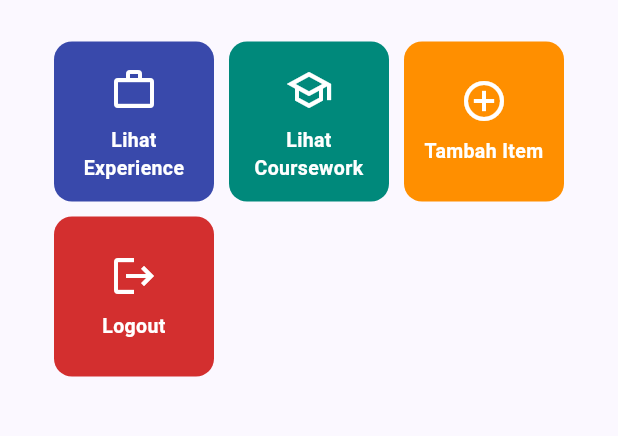
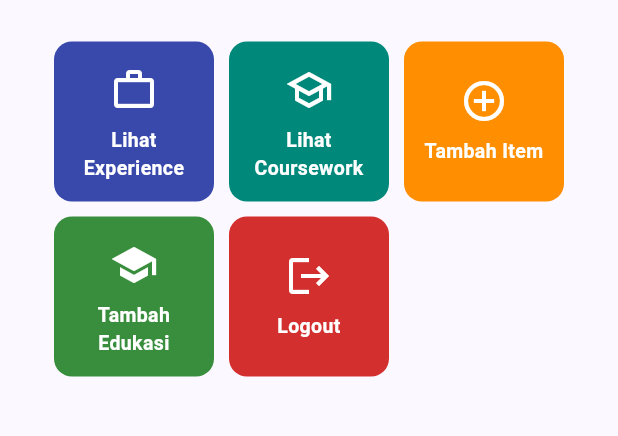
Before and after one commit to balqis-raihana/myportofolio_mobile, a Flutter app: the screen it shows after launch, on a phone screen of 412 x 824 dp, the part 317-753 px from its top. Run offline on Flutter 3.47's test engine with Material 3 defaults, Android fonts, the phone set to English and light mode, and no system bars.

Commit message:
feat(navigation): add Tambah Edukasi action card and update widget tests

```diff
--- a/lib/screens/menu.dart
+++ b/lib/screens/menu.dart
@@ -13,6 +13,7 @@ class MyHomePage extends StatelessWidget {
     ItemHomepage("Lihat Experience", Icons.work_outline, Colors.indigo.shade600),
     ItemHomepage("Lihat Coursework", Icons.school_outlined, Colors.teal.shade600),
     ItemHomepage("Tambah Item", Icons.add_circle_outline, Colors.amber.shade800),
+    ItemHomepage("Tambah Edukasi", Icons.school, Colors.green.shade700),
     ItemHomepage("Logout", Icons.logout, Colors.red.shade700),
   ];
 
```
Also changed, not shown: lib/widgets/project_card.dart (+8 -0 lines), 1 other file.
